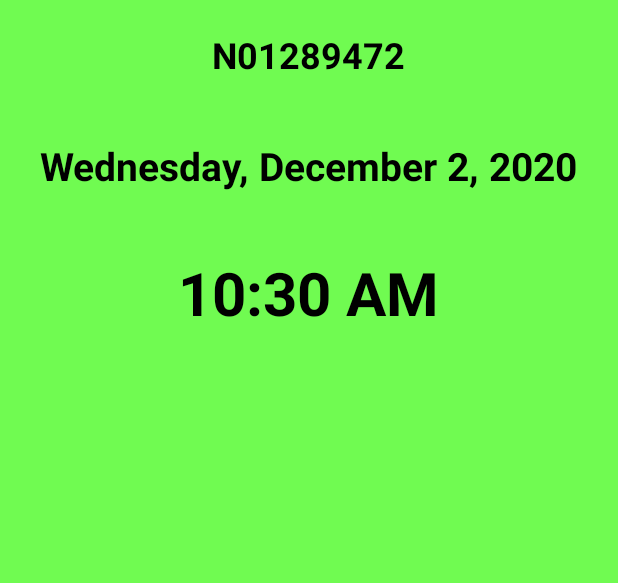
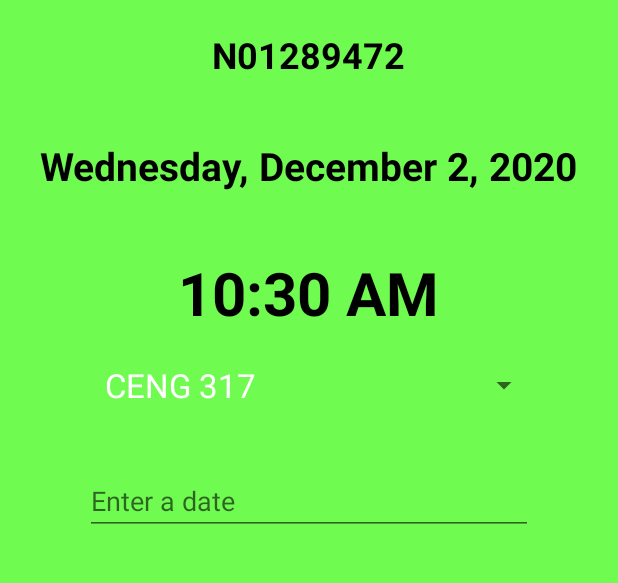
Before and after one commit to RajkumarPatel28/RajkumarPatelAssign3, an Android app: the screen it shows after launch (RajkumarActivity), on a phone screen of 412 x 824 dp, the part 193-776 px from its top. Run offline under Robolectric (Android 15) with nearby library versions, the phone set to English and light mode, and no system bars; our stand-ins replace navigation-ui.

Commit message:
RaHome Fragment
- Added spinner with courses
- Added a date picker

```diff
--- /dev/null
+++ b/rajkumarlab3/src/main/java/rajkumar/patel/n01289472/DatePick.java
@@ -0,0 +1,31 @@
+package rajkumar.patel.n01289472;
+
+import android.app.DatePickerDialog;
+import android.app.Dialog;
+import android.os.Bundle;
+import android.widget.DatePicker;
+
+import androidx.annotation.NonNull;
+import androidx.annotation.Nullable;
+import androidx.fragment.app.DialogFragment;
+
+import java.util.Calendar;
+
+public class DatePick extends DialogFragment {
+
+    @NonNull
+    @Override
+    public Dialog onCreateDialog(@Nullable Bundle savedInstanceState) {
+
+        Calendar myCalendar = Calendar.getInstance();
+        int year = myCalendar.get(Calendar.YEAR);
+        int month = myCalendar.get(Calendar.MONTH);
+        int day = myCalendar.get(Calendar.DAY_OF_MONTH);
+
+        DatePickerDialog dialog = new DatePickerDialog(requireActivity(), (DatePickerDialog.OnDateSetListener) getActivity(), year, month, day);
+
+        DatePicker pick = dialog.getDatePicker();
+        pick.setMinDate(myCalendar.getTimeInMillis());
+        return dialog;
+    }
+}
--- a/rajkumarlab3/src/main/java/rajkumar/patel/n01289472/ui/home/RaHome.java
+++ b/rajkumarlab3/src/main/java/rajkumar/patel/n01289472/ui/home/RaHome.java
@@ -1,18 +1,21 @@
 package rajkumar.patel.n01289472.ui.home;
 
-import android.content.Intent;
 import android.os.Bundle;
 import android.view.LayoutInflater;
 import android.view.View;
 import android.view.ViewGroup;
-import android.widget.ImageButton;
+import android.widget.ArrayAdapter;
+import android.widget.EditText;
+import android.widget.Spinner;
 import android.widget.TextView;
 
+import androidx.fragment.app.DialogFragment;
 import androidx.fragment.app.Fragment;
 
 import java.text.DateFormat;
 import java.util.Calendar;
 
+import rajkumar.patel.n01289472.DatePick;
 import rajkumar.patel.n01289472.R;
 
 //Name: Rajkumar Patel
@@ -21,7 +24,10 @@ import rajkumar.patel.n01289472.R;
 
 public class RaHome extends Fragment {
 
+    Spinner rajSp;
     TextView rajDate;
+    String[] coursesList;
+    EditText rajDateEt;
 
     @Override
     public View onCreateView(LayoutInflater inflater, ViewGroup container, Bundle savedInstanceState) {
@@ -32,6 +38,23 @@ public class RaHome extends Fragment {
         rajDate = view.findViewById(R.id.rajDate);
         rajDate.setText(currentdate);
 
+        coursesList = getResources().getStringArray(R.array.course_list);
+
+        rajDateEt = view.findViewById(R.id.rajDateEt);
+        rajDateEt.setOnClickListener(new View.OnClickListener() {
+            @Override
+            public void onClick(View v) {
+                DialogFragment fragment = new DatePick();
+                fragment.show(getActivity().getSupportFragmentManager(), null);
+            }
+        });
+
+        rajSp = view.findViewById(R.id.rajSp);
+        ArrayAdapter<String> adapter = new ArrayAdapter<>(getContext(),android.R.layout.browser_link_context_header, getResources().getStringArray(R.array.course_list));
+
+        adapter.setDropDownViewResource(android.R.layout.simple_spinner_dropdown_item);
+        rajSp.setAdapter(adapter);
+
         return view;
     }
 }
--- a/rajkumarlab3/src/main/res/layout/ra_home.xml
+++ b/rajkumarlab3/src/main/res/layout/ra_home.xml
@@ -45,4 +45,24 @@
         style="@style/TextStyle"
         android:textSize="40sp"/>
 
+    <Spinner
+        android:id="@+id/rajSp"
+        android:layout_width="300dip"
+        android:layout_height="wrap_content"
+        android:layout_marginTop="20dip"
+        android:layout_marginStart="60dip"/>
+
+    <EditText
+        android:id="@+id/rajDateEt"
+        android:layout_width="wrap_content"
+        android:layout_height="wrap_content"
+        android:layout_gravity="center"
+        android:layout_marginTop="40dip"
+        android:ems="14"
+        android:focusable="false"
+        android:hint="@string/ra_home_ethint"
+        android:importantForAutofill="no"
+        android:inputType="date"
+        android:textColor="@color/black" />
+
 </LinearLayout>
--- a/rajkumarlab3/src/main/res/values/strings.xml
+++ b/rajkumarlab3/src/main/res/values/strings.xml
@@ -14,5 +14,15 @@
     <string name="dialog_exit">Exit App</string>
     <string name="overflow_item">Help</string>
     <string name="navigation_drawertitle">Navigation Drawer</string>
+    <string name="ra_home_ethint">Enter a date</string>
+
+    <string-array name="course_list">
+        <item>CENG 317</item>
+        <item>CENG 318</item>
+        <item>CENG 319</item>
+        <item>CENG 320</item>
+        <item>NEST 203</item>
+        <item>GNED 101</item>
+    </string-array>
 
 </resources>
```
